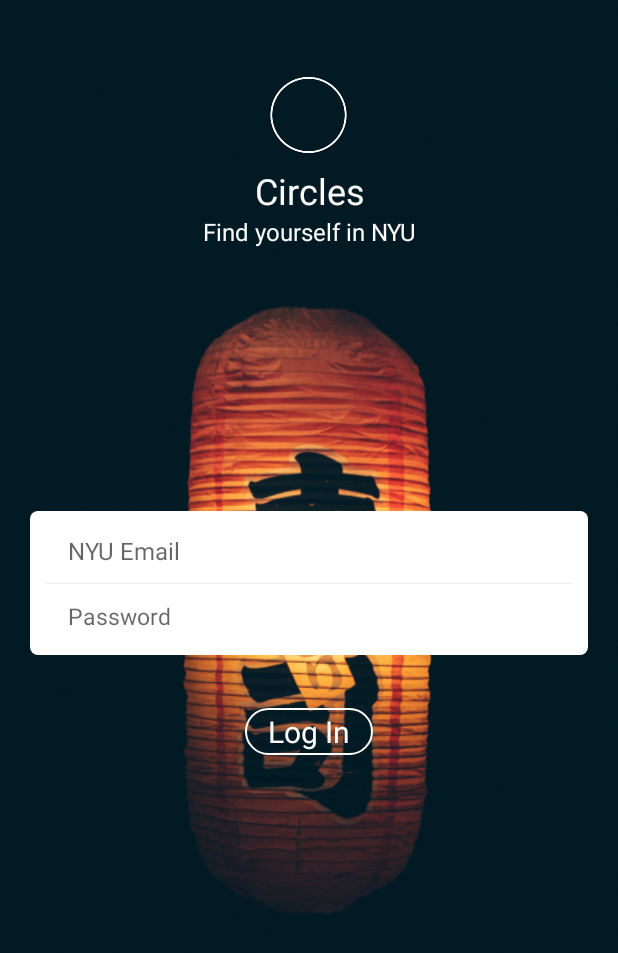
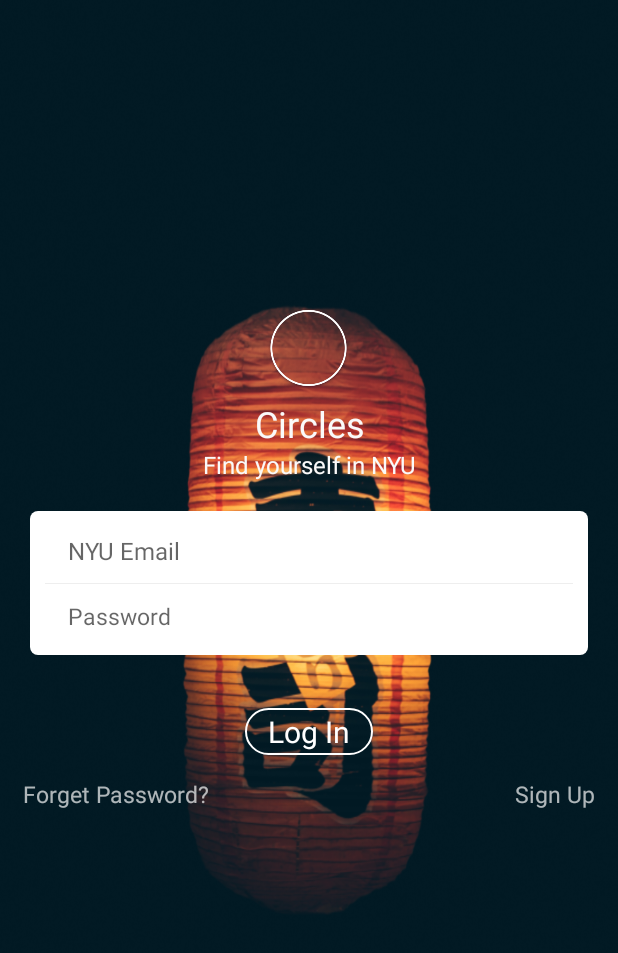
Before and after one commit to CirclesNyush/Circles_Android, an Android app: the screen it shows after launch (MainActivity), on a phone screen of 412 x 824 dp. Shown: the top 953 px of the screen. Run offline under Robolectric (Android 15) with nearby library versions, the phone set to English and light mode, and no system bars; our stand-ins replace ButterKnife.

Commit message:
adjusted the layout

```diff
--- a/app/src/main/res/layout/activity_main.xml
+++ b/app/src/main/res/layout/activity_main.xml
@@ -13,8 +13,7 @@
         android:layout_width="match_parent"
         android:layout_height="wrap_content"
         android:orientation="vertical"
-        android:layout_marginTop="50dip"
-        >
+        android:layout_above="@id/input_set">
 
         <ImageView
             android:layout_width="55dip"
@@ -41,6 +40,7 @@
     </LinearLayout>
 
     <RelativeLayout
+        android:id="@+id/input_set"
         android:layout_width="match_parent"
         android:layout_height="wrap_content"
         android:layout_centerInParent="true">
@@ -134,30 +134,30 @@
         <!--android:layout_marginTop="5dp"-->
         <!--android:layout_height="wrap_content" />-->
 
-    <!--<TextView-->
-        <!--android:id="@+id/forgetpwd_textview"-->
-        <!--android:text="Forget Password?"-->
-        <!--android:textColor="@color/violet_selector"-->
-        <!--android:textSize="15sp"-->
-        <!--android:alpha="0.7"-->
-        <!--android:layout_width="wrap_content"-->
-        <!--android:layout_height="wrap_content"-->
-        <!--android:layout_marginTop="15dp"-->
-        <!--android:layout_marginStart="15dp"-->
-        <!--android:layout_alignParentStart="true"-->
-        <!--android:layout_below="@id/login_button"/>-->
+    <TextView
+        android:id="@+id/forgetpwd_textview"
+        android:text="Forget Password?"
+        android:textColor="#fafafa"
+        android:textSize="15sp"
+        android:alpha="0.7"
+        android:layout_width="wrap_content"
+        android:layout_height="wrap_content"
+        android:layout_marginTop="15dp"
+        android:layout_marginStart="15dp"
+        android:layout_alignParentStart="true"
+        android:layout_below="@id/input_set"/>
 
-    <!--<TextView-->
-        <!--android:id="@+id/signup_textview"-->
-        <!--android:text="@string/sign_up"-->
-        <!--android:textColor="@color/violet_selector"-->
-        <!--android:textSize="15sp"-->
-        <!--android:alpha="0.7"-->
-        <!--android:layout_width="wrap_content"-->
-        <!--android:layout_height="wrap_content"-->
-        <!--android:layout_marginTop="15dp"-->
-        <!--android:layout_marginEnd="15dp"-->
-        <!--android:layout_alignParentEnd="true"-->
-        <!--android:layout_below="@id/login_button"/>-->
+    <TextView
+        android:id="@+id/signup_textview"
+        android:text="@string/sign_up"
+        android:textColor="#fafafa"
+        android:textSize="15sp"
+        android:alpha="0.7"
+        android:layout_width="wrap_content"
+        android:layout_height="wrap_content"
+        android:layout_marginTop="15dp"
+        android:layout_marginEnd="15dp"
+        android:layout_alignParentEnd="true"
+        android:layout_below="@id/input_set"/>
 
 </RelativeLayout>
```
